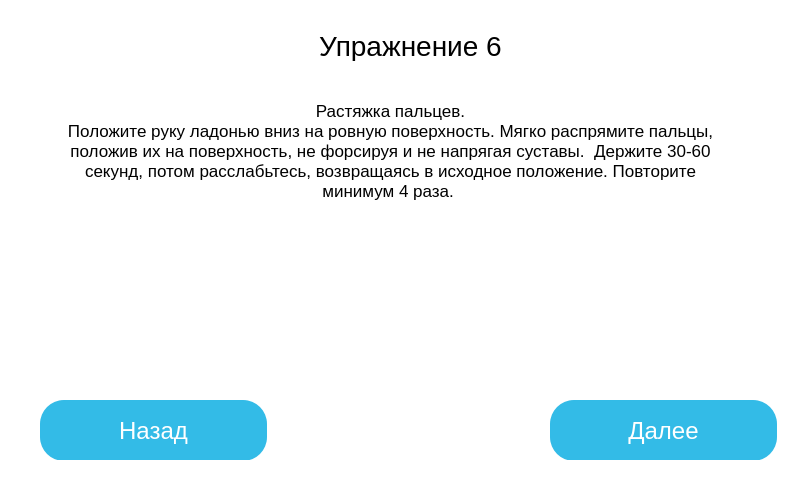
The window that gui/window-9.ui (GerrFrog/Muscular-training-apparatus) describes before a commit, drawn with Qt 5.
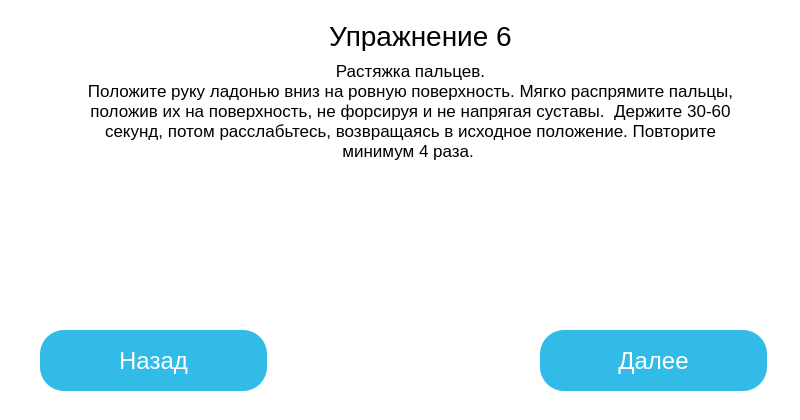
The same window after the commit. Icons and pictures are not drawn.

Patch:
```diff
--- a/gui/window-9.ui
+++ b/gui/window-9.ui
@@ -7,7 +7,7 @@
     <x>0</x>
     <y>0</y>
     <width>800</width>
-    <height>480</height>
+    <height>420</height>
    </rect>
   </property>
   <property name="windowTitle">
@@ -26,8 +26,8 @@
          <widget class="QLabel" name="main_label">
           <property name="geometry">
            <rect>
-            <x>280</x>
-            <y>10</y>
+            <x>290</x>
+            <y>0</y>
             <width>221</width>
             <height>31</height>
            </rect>
@@ -60,10 +60,10 @@
          <widget class="QLabel" name="sub_label">
           <property name="geometry">
            <rect>
-            <x>30</x>
-            <y>70</y>
+            <x>50</x>
+            <y>40</y>
             <width>681</width>
-            <height>121</height>
+            <height>101</height>
            </rect>
           </property>
           <property name="styleSheet">
@@ -95,8 +95,8 @@
          <widget class="QLabel" name="img_label">
           <property name="geometry">
            <rect>
-            <x>240</x>
-            <y>200</y>
+            <x>250</x>
+            <y>160</y>
             <width>281</width>
             <height>171</height>
            </rect>
@@ -115,7 +115,7 @@
           <property name="geometry">
            <rect>
             <x>20</x>
-            <y>380</y>
+            <y>310</y>
             <width>227</width>
             <height>61</height>
            </rect>
@@ -146,8 +146,8 @@
          <widget class="QPushButton" name="next_pushButton">
           <property name="geometry">
            <rect>
-            <x>530</x>
-            <y>380</y>
+            <x>520</x>
+            <y>310</y>
             <width>227</width>
             <height>61</height>
            </rect>
```
